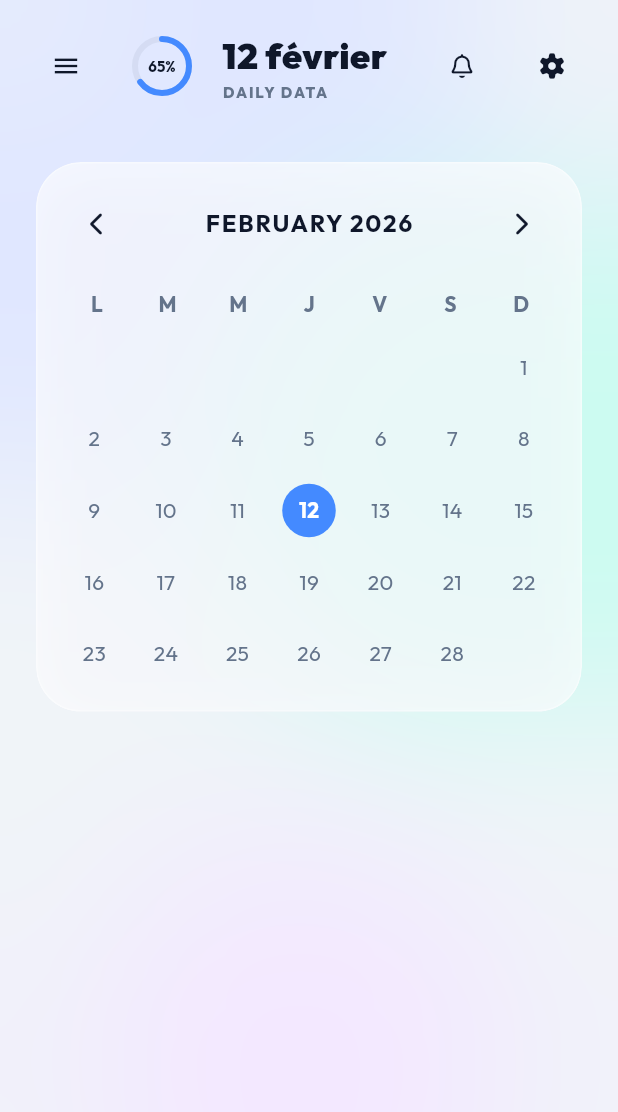
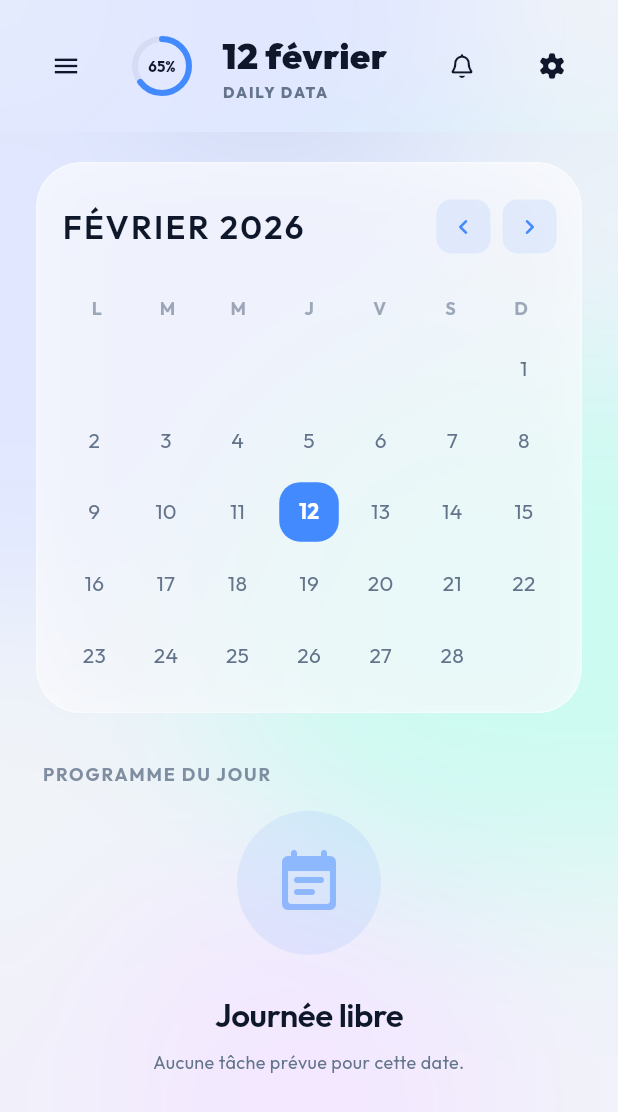
Before and after one commit to tahiry-dev-29/dail, a Flutter app: the screen it shows after launch, swiped to page 3, on a phone screen of 412 x 824 dp. Shown: the top 1112 px of the screen. Run offline on Flutter 3.47's test engine with Material 3 defaults, Android fonts, the phone set to English and light mode, and no system bars; our stand-ins replace audioplayers, calendar_view, flutter_colorpicker, flutter_hooks, flutter_riverpod, font_awesome_flutter and 9 more; missing offline and left inert: record; accounts and stored records are empty; generated files the repository leaves out were written again.

```diff
--- a/lib/features/calendar/presentation/components/grid/calendar_day_tile.dart
+++ b/lib/features/calendar/presentation/components/grid/calendar_day_tile.dart
@@ -1,10 +1,13 @@
+import 'package:daily_os/design_system/atoms/app_typography.dart';
+import 'package:daily_os/design_system/theme/app_theme.dart';
 import 'package:flutter/material.dart';
-import 'package:daily_os/design_system/theme/app_theme.dart';
 
 class CalendarDayTile extends StatelessWidget {
   final int day;
   final bool isSelected;
   final bool isToday;
+  final bool hasTasks;
+  final bool hasNotes;
   final VoidCallback onTap;
 
   const CalendarDayTile({
@@ -13,6 +16,8 @@ class CalendarDayTile extends StatelessWidget {
     required this.onTap,
     this.isSelected = false,
     this.isToday = false,
+    this.hasTasks = false,
+    this.hasNotes = false,
   });
 
   @override
@@ -26,26 +31,68 @@ class CalendarDayTile extends StatelessWidget {
     return GestureDetector(
       onTap: onTap,
       child: Container(
-        margin: const EdgeInsets.all(4),
+        margin: const EdgeInsets.all(2), // Reduced margin for more space
         decoration: BoxDecoration(
           color: isSelected
               ? colors.accent
               : (isToday ? todayBg : Colors.transparent),
-          shape: BoxShape.circle,
+          borderRadius: BorderRadius.circular(14), // More modern rounded corner
           border: isToday && !isSelected
-              ? Border.all(color: colors.accent, width: 2)
+              ? Border.all(
+                  color: colors.accent.withValues(alpha: 0.5),
+                  width: 1.5,
+                )
               : null,
         ),
-        child: Center(
-          child: Text(
-            "$day",
-            style: TextStyle(
-              color: isSelected ? Colors.white : textNorm,
-              fontWeight: isSelected || isToday
-                  ? FontWeight.bold
-                  : FontWeight.normal,
+        child: Stack(
+          alignment: Alignment.center,
+          children: [
+            Column(
+              mainAxisAlignment: MainAxisAlignment.center,
+              children: [
+                Text(
+                  "$day",
+                  style: AppTypography.bodyMedium.copyWith(
+                    color: isSelected
+                        ? Colors.white
+                        : (isToday ? colors.accent : textNorm),
+                    fontWeight: isSelected || isToday
+                        ? FontWeight.bold
+                        : FontWeight.normal,
+                  ),
+                ),
+                if (hasTasks || hasNotes) ...[
+                  const SizedBox(height: 2),
+                  Row(
+                    mainAxisAlignment: MainAxisAlignment.center,
+                    children: [
+                      if (hasTasks)
+                        Container(
+                          width: 4,
+                          height: 4,
+                          decoration: BoxDecoration(
+                            color: isSelected ? Colors.white : colors.accent,
+                            shape: BoxShape.circle,
+                          ),
+                        ),
+                      if (hasTasks && hasNotes) const SizedBox(width: 2),
+                      if (hasNotes)
+                        Container(
+                          width: 4,
+                          height: 4,
+                          decoration: BoxDecoration(
+                            color: isSelected
+                                ? Colors.white70
+                                : colors.textSecondary.withValues(alpha: 0.5),
+                            shape: BoxShape.circle,
+                          ),
+                        ),
+                    ],
+                  ),
+                ],
+              ],
             ),
-          ),
+          ],
         ),
       ),
     );
--- a/lib/features/calendar/presentation/components/grid/calendar_header.dart
+++ b/lib/features/calendar/presentation/components/grid/calendar_header.dart
@@ -1,5 +1,5 @@
 import 'package:daily_os/core/di/injection_container.dart';
-import 'package:daily_os/design_system/atoms/app_icons.dart';
+import 'package:daily_os/design_system/atoms/app_typography.dart';
 import 'package:daily_os/design_system/theme/app_theme.dart';
 import 'package:daily_os/features/calendar/presentation/state/calendar_view_model.dart';
 import 'package:flutter/material.dart';
@@ -14,36 +14,61 @@ class CalendarHeader extends StatelessWidget {
   Widget build(BuildContext context) {
     final colors = context.colors;
     final contentColor = colors.textPrimary;
+    final calendarVM = sl<CalendarViewModel>();
 
-    return Row(
-      mainAxisAlignment: MainAxisAlignment.spaceBetween,
+    return Padding(
+      padding: const EdgeInsets.symmetric(vertical: 8.0),
+      child: Row(
         children: [
-        IconButton(
-          onPressed: () => sl<CalendarViewModel>().prevMonth(),
-          icon: Icon(
-            AppIcons.chevronLeft(context),
+          Expanded(
+            child: Text(
+              DateFormat(
+                'MMMM yyyy',
+                'fr_FR',
+              ).format(currentMonth).toUpperCase(),
+              style: AppTypography.h2.copyWith(
                 color: contentColor,
-            size: 16,
+                letterSpacing: 1.5,
               ),
             ),
-        Text(
-          DateFormat('MMMM yyyy').format(currentMonth).toUpperCase(),
-          style: TextStyle(
-            color: contentColor,
-            fontSize: 16,
-            fontWeight: FontWeight.bold,
-            letterSpacing: 1.2,
           ),
+          Row(
+            children: [
+              _buildNavButton(
+                context,
+                icon: Icons.chevron_left_rounded,
+                onPressed: () => calendarVM.prevMonth(),
               ),
-        IconButton(
-          onPressed: () => sl<CalendarViewModel>().nextMonth(),
-          icon: Icon(
-            AppIcons.chevronRight(context),
-            color: contentColor,
-            size: 16,
-          ),
+              const SizedBox(width: 8),
+              _buildNavButton(
+                context,
+                icon: Icons.chevron_right_rounded,
+                onPressed: () => calendarVM.nextMonth(),
               ),
             ],
+          ),
+        ],
+      ),
+    );
+  }
+
+  Widget _buildNavButton(
+    BuildContext context, {
+    required IconData icon,
+    required VoidCallback onPressed,
+  }) {
+    final colors = context.colors;
+    return InkWell(
+      onTap: onPressed,
+      borderRadius: BorderRadius.circular(10),
+      child: Container(
+        padding: const EdgeInsets.all(8),
+        decoration: BoxDecoration(
+          color: colors.accent.withValues(alpha: 0.1),
+          borderRadius: BorderRadius.circular(10),
+        ),
+        child: Icon(icon, color: colors.accent, size: 20),
+      ),
     );
   }
 }
--- a/lib/features/calendar/presentation/screens/calendar_screen.dart
+++ b/lib/features/calendar/presentation/screens/calendar_screen.dart
@@ -1,11 +1,18 @@
 import 'package:daily_os/core/di/injection_container.dart';
+import 'package:daily_os/design_system/atoms/app_typography.dart';
 import 'package:daily_os/design_system/molecules/cards/glass_card.dart';
+import 'package:daily_os/design_system/molecules/structures/glass_scaffold.dart';
 import 'package:daily_os/design_system/theme/app_theme.dart';
 import 'package:daily_os/features/calendar/presentation/components/grid/calendar_grid.dart';
 import 'package:daily_os/features/calendar/presentation/components/grid/calendar_header.dart';
 import 'package:daily_os/features/calendar/presentation/state/calendar_view_model.dart';
+import 'package:daily_os/features/planner/presentation/components/task_list/task_tile.dart';
+import 'package:daily_os/features/planner/presentation/state/task_list_view_model.dart';
+import 'package:daily_os/shared/widgets/empty_state.dart';
 import 'package:flutter/material.dart';
 import 'package:signals_flutter/signals_flutter.dart';
+
+// ... (rest of imports)
 
 class CalendarScreen extends StatelessWidget {
   const CalendarScreen({super.key});
@@ -13,15 +20,19 @@ class CalendarScreen extends StatelessWidget {
   @override
   Widget build(BuildContext context) {
     final calendarVM = sl<CalendarViewModel>();
+    final taskListVM = sl<TaskListViewModel>();
+
     final currentMonth = calendarVM.selectedDate.watch(context);
+    final tasksState = taskListVM.filteredTasks.watch(context);
+
     final colors = context.colors;
     final headerColor = colors.textSecondary;
 
-    return Scaffold(
-      backgroundColor: Colors.transparent,
+    return GlassScaffold(
       body: SingleChildScrollView(
         padding: const EdgeInsets.symmetric(horizontal: 24.0, vertical: 20.0),
         child: Column(
+          crossAxisAlignment: CrossAxisAlignment.start,
           children: [
             // Calendar Card
             GlassCard(
@@ -40,8 +51,8 @@ class CalendarScreen extends StatelessWidget {
                             child: Center(
                               child: Text(
                                 day,
-                                style: TextStyle(
-                                  color: headerColor,
+                                style: AppTypography.bodySmall.copyWith(
+                                  color: headerColor.withValues(alpha: 0.6),
                                   fontWeight: FontWeight.bold,
                                 ),
                               ),
@@ -55,6 +66,46 @@ class CalendarScreen extends StatelessWidget {
                 ],
               ),
             ),
+            const SizedBox(height: 32),
+
+            // Selection details
+            Padding(
+              padding: const EdgeInsets.only(left: 4.0, bottom: 16.0),
+              child: Text(
+                'PROGRAMME DU JOUR',
+                style: AppTypography.bodySmall.copyWith(
+                  color: colors.textSecondary.withValues(alpha: 0.8),
+                  fontWeight: FontWeight.bold,
+                  letterSpacing: 1.2,
+                ),
+              ),
+            ),
+
+            tasksState.map(
+              data: (tasks) => tasks.isEmpty
+                  ? EmptyState(
+                      icon: Icons.event_note_rounded,
+                      title: 'Journée libre',
+                      subtitle: 'Aucune tâche prévue pour cette date.',
+                    )
+                  : Column(
+                      children: tasks
+                          .map(
+                            (task) => Padding(
+                              padding: const EdgeInsets.only(bottom: 8.0),
+                              child: TaskTile(
+                                task: task,
+                                onToggle: () => taskListVM.toggleTask(task.id),
+                                onDelete: () => taskListVM.deleteTask(task.id),
+                              ),
+                            ),
+                          )
+                          .toList(),
+                    ),
+              loading: () => const Center(child: CircularProgressIndicator()),
+              error: (e, s) => Center(child: Text('Erreur: $e')),
+            ),
+
             const SizedBox(height: 100),
           ],
         ),
--- a/lib/features/calendar/presentation/screens/calendar_view_screen.dart
+++ b/lib/features/calendar/presentation/screens/calendar_view_screen.dart
@@ -1,7 +1,7 @@
 import 'package:calendar_view/calendar_view.dart';
+import 'package:daily_os/design_system/molecules/structures/glass_scaffold.dart';
+import 'package:daily_os/features/planner/domain/entities/task_entity.dart';
 import 'package:flutter/material.dart';
-
-import 'package:daily_os/features/planner/domain/entities/task_entity.dart';
 
 class CalendarViewScreen extends StatelessWidget {
   final Function(DateTime) onDateSelected;
@@ -10,7 +10,7 @@ class CalendarViewScreen extends StatelessWidget {
 
   @override
   Widget build(BuildContext context) {
-    return Scaffold(
+    return GlassScaffold(
       appBar: AppBar(
         title: const Text("Calendrier 2026"),
         backgroundColor: Colors.transparent,
```
Also changed, not shown: lib/features/ai_chat/presentation/screens/ai_chat_page.dart (+56 -28 lines). Lines whose indentation alone changed are shown as unchanged.
